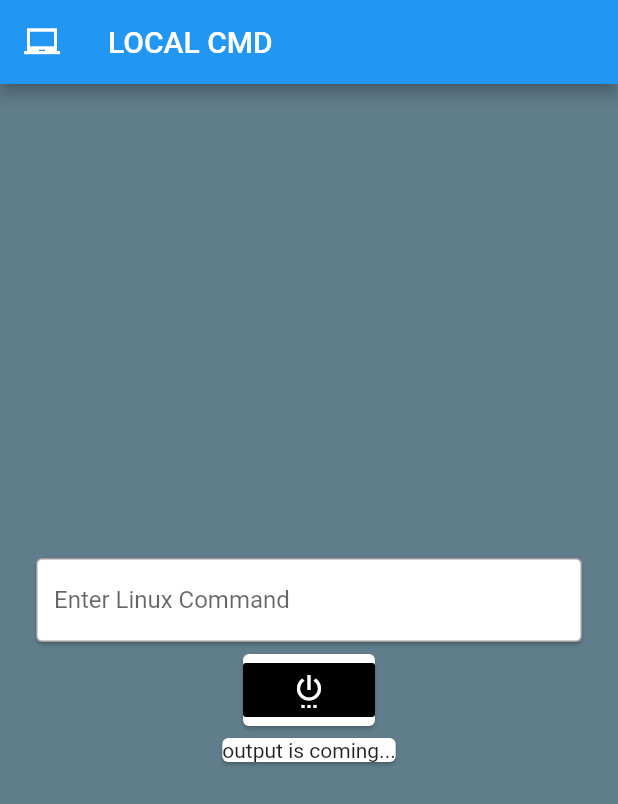
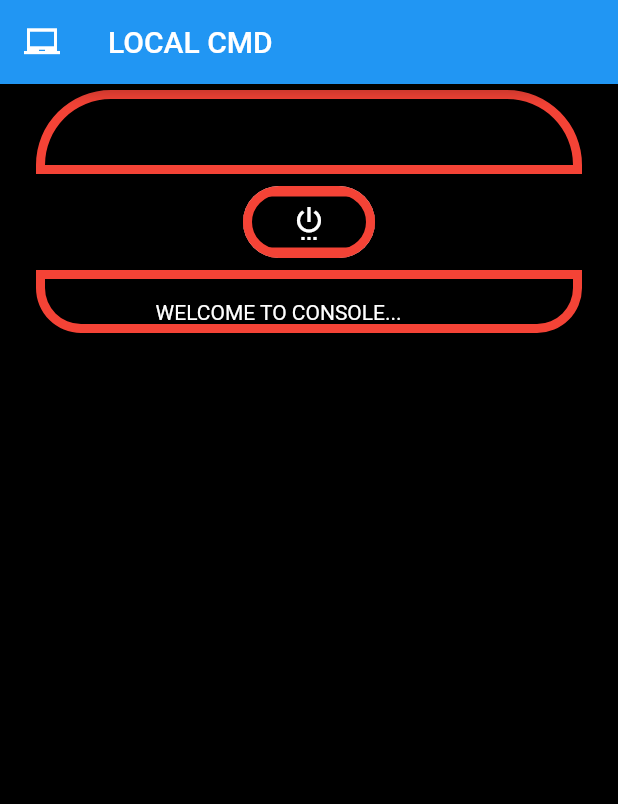
Before and after one commit to aaditya2801/dockerApp, a Flutter app: the screen it shows after launch, in the side drawer, after a tap on "LOCAL CMD", on a phone screen of 412 x 824 dp. Shown: the top 804 px of the screen. Run offline on Flutter 3.47's test engine with Material 2 defaults, Android fonts, the phone set to English and light mode, and no system bars; our stand-ins replace audioplayers, fluttertoast; missing offline and left inert: flutter_statusbarcolor; network calls fail.

Commit message:
Update local.dart

```diff
--- a/lib/local.dart
+++ b/lib/local.dart
@@ -2,6 +2,8 @@ import 'dart:ui';
 import 'package:flutter/material.dart';
 import 'package:http/http.dart' as http;
 import 'package:fluttertoast/fluttertoast.dart';
+import 'package:audioplayers/audio_cache.dart';
+import 'package:audioplayers/audioplayers.dart';
 
 myt2() {
   Fluttertoast.showToast(
@@ -38,31 +40,56 @@ class _LocalState extends State<Local> {
         leading: Icon(Icons.laptop_chromebook),
         title: Text('LOCAL CMD'),
       ),
-      body: Center(
+      body: Container(
         child: SingleChildScrollView(
           child: Container(
             padding: EdgeInsets.symmetric(horizontal: 20),
-            color: Colors.blueGrey,
+            color: Colors.black,
             child: Column(
               children: [
-                Card(
+                Container(
+                  child: Card(
+                    color: Colors.black,
+                    elevation: 20,
+                    shape: RoundedRectangleBorder(
+                        borderRadius: BorderRadius.only(
+                            topLeft: Radius.circular(50),
+                            bottomLeft: Radius.circular(00),
+                            bottomRight: Radius.circular(00),
+                            topRight: Radius.circular(50)),
+                        side: BorderSide(width: 6, color: Colors.red)),
                     child: TextField(
+                      textAlign: TextAlign.center,
                       onChanged: (val) {
                         command = val;
                       },
                       autocorrect: false,
                       cursorColor: Colors.blue,
-                    style: TextStyle(height: 1),
+                      style: TextStyle(height: 1, color: Colors.white),
                       decoration: InputDecoration(
                         hintText: 'Enter Linux Command ',
                         border: const OutlineInputBorder(),
                       ),
                     ),
                   ),
+                ),
                 Card(
+                  elevation: 20,
+                  shape: RoundedRectangleBorder(
+                      borderRadius: BorderRadius.only(
+                          topLeft: Radius.circular(100),
+                          bottomLeft: Radius.circular(100),
+                          bottomRight: Radius.circular(100),
+                          topRight: Radius.circular(100)),
+                      side: BorderSide(width: 6, color: Colors.red)),
                   child: FlatButton(
+                      shape: RoundedRectangleBorder(
+                          borderRadius: BorderRadius.circular(18.0),
+                          side: BorderSide(color: Colors.red)),
                       color: Colors.black,
                       onPressed: () {
+                        final play = AudioCache();
+                        play.play('console.mp3');
                         web(command);
                       },
                       child: Icon(
@@ -70,15 +97,30 @@ class _LocalState extends State<Local> {
                         color: Colors.white,
                       )),
                 ),
-                Card(
-                  child: Text(webdata ?? "output is coming..."),
+                Container(
+                  width: double.infinity,
+                  child: Card(
+                    color: Colors.black,
+                    elevation: 20,
+                    shape: RoundedRectangleBorder(
+                        borderRadius: BorderRadius.only(
+                            topLeft: Radius.circular(00),
+                            bottomLeft: Radius.circular(30),
+                            bottomRight: Radius.circular(30),
+                            topRight: Radius.circular(00)),
+                        side: BorderSide(width: 6, color: Colors.red)),
+                    child: Text(
+                      webdata ?? "                       WELCOME TO CONSOLE...",
+                      style: TextStyle(height: 3, color: Colors.white),
+                    ),
+                  ),
                 )
               ],
             ),
           ),
         ),
       ),
-      backgroundColor: Colors.blueGrey,
+      backgroundColor: Colors.black,
     );
   }
 }
```
Lines whose indentation alone changed are shown as unchanged.
